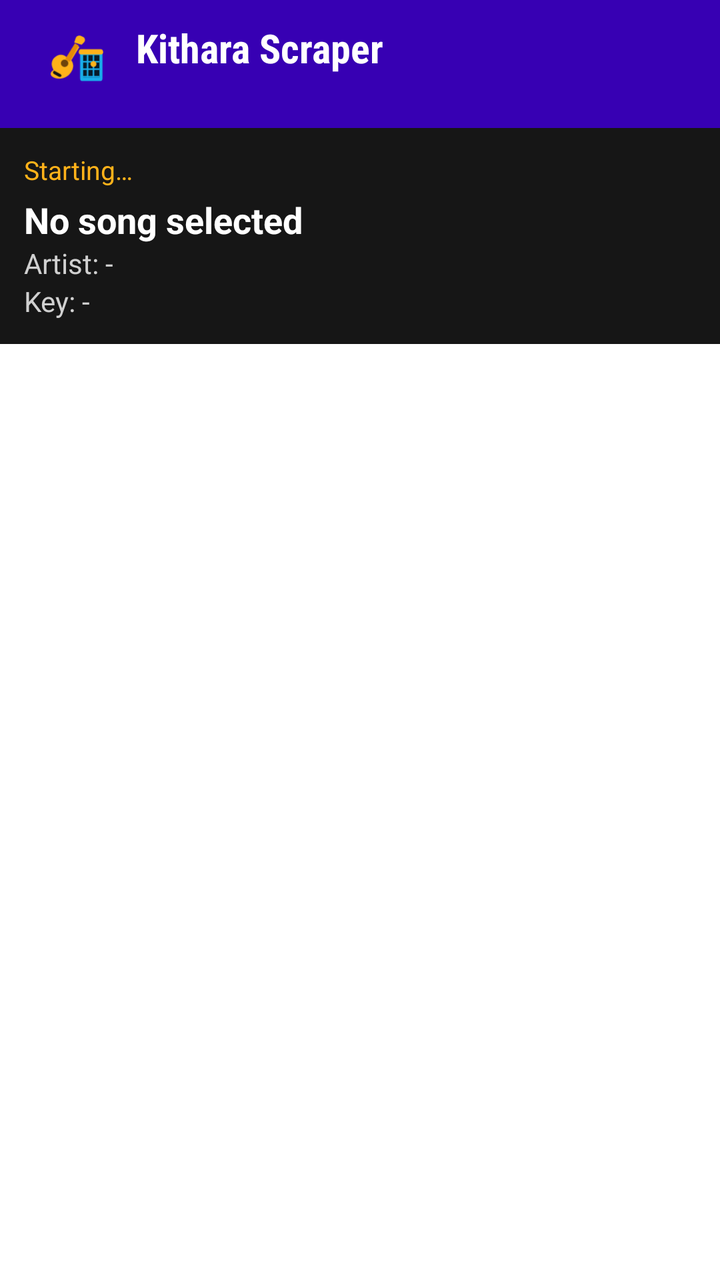
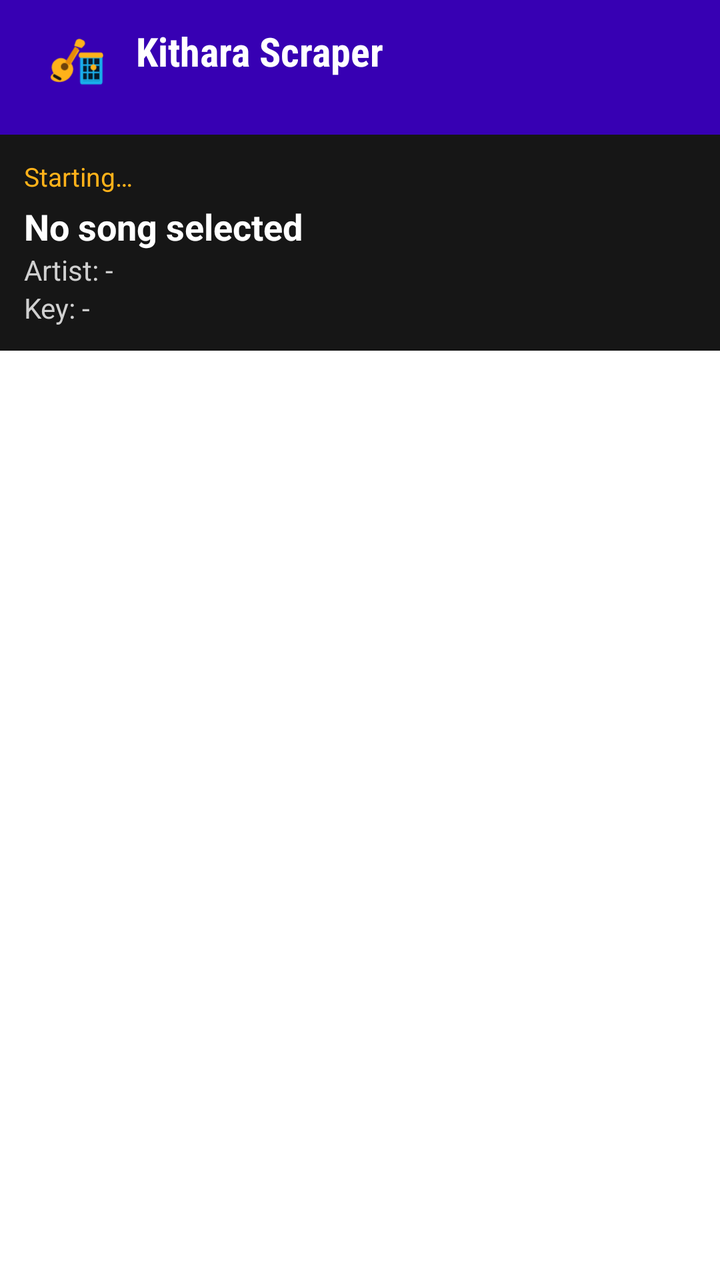

The first picture is an Android layout as it rendered before a commit; the second is the same layout after the commit. The layout source and the unified diff follow.
<!-- AndroidManifest.xml: application theme Theme.KitharaScraper.Splash -->
<!-- res/layout/activity_main.xml -->
<LinearLayout xmlns:android="http://schemas.android.com/apk/res/android"
    xmlns:tools="http://schemas.android.com/tools"
    android:orientation="vertical"
    android:layout_width="match_parent"
    android:layout_height="match_parent">

    <LinearLayout
        android:layout_width="match_parent"
        android:layout_height="64dp"
        android:gravity="center_vertical"
        android:orientation="horizontal"
        android:paddingStart="16dp"
        android:paddingEnd="16dp"
        android:background="@color/purple_700">

        <ImageView
            android:layout_width="40dp"
            android:layout_height="40dp"
            android:contentDescription="@string/app_name"
            android:scaleType="centerInside"
            android:src="@drawable/splash_logo" />

        <LinearLayout
            android:layout_width="wrap_content"
            android:layout_height="wrap_content"
            android:layout_marginStart="12dp"
            android:orientation="vertical">

            <TextView
                android:layout_width="wrap_content"
                android:layout_height="wrap_content"
                android:fontFamily="sans-serif-condensed"
                android:text="@string/header_title"
                android:textColor="@color/white"
                android:textSize="20sp"
                android:textStyle="bold" />

            <TextView
                android:id="@+id/headerVersion"
                android:layout_width="wrap_content"
                android:layout_height="wrap_content"
                android:fontFamily="sans-serif-condensed"
                android:textColor="#D8C7FF"
                android:textSize="12sp" />
        </LinearLayout>
    </LinearLayout>

    <LinearLayout
        android:layout_width="match_parent"
        android:layout_height="wrap_content"
        android:orientation="vertical"
        android:padding="12dp"
        android:background="#161616">

        <TextView
            android:id="@+id/statusState"
            android:layout_width="match_parent"
            android:layout_height="wrap_content"
            android:text="@string/status_starting"
            android:textColor="#FFB21A"
            android:textSize="13sp" />

        <TextView
            android:id="@+id/songTitle"
            android:layout_width="match_parent"
            android:layout_height="wrap_content"
            android:layout_marginTop="4dp"
            android:ellipsize="end"
            android:maxLines="1"
            android:text="@string/status_no_song"
            android:textColor="@color/white"
            android:textSize="18sp"
            android:textStyle="bold" />

        <TextView
            android:id="@+id/songArtist"
            android:layout_width="match_parent"
            android:layout_height="wrap_content"
            android:ellipsize="end"
            android:maxLines="1"
            android:text="@string/status_artist_empty"
            android:textColor="#D0D0D0"
            android:textSize="14sp" />

        <TextView
            android:id="@+id/songKey"
            android:layout_width="match_parent"
            android:layout_height="wrap_content"
            android:text="@string/status_key_empty"
            android:textColor="#D0D0D0"
            android:textSize="14sp" />
    </LinearLayout>

    
    <FrameLayout
        android:layout_width="match_parent"
        android:layout_height="0dp"
        android:layout_weight="1">

        <FrameLayout
            android:id="@+id/webViewContainer"
            android:layout_width="match_parent"
            android:layout_height="match_parent"
            android:background="@android:color/transparent" />

        <ProgressBar
            android:id="@+id/progressBar"
            android:layout_width="wrap_content"
            android:layout_height="wrap_content"
            android:layout_gravity="center"
            android:visibility="gone" />
    </FrameLayout>

    <Button
        android:id="@+id/reloadBtn"
        android:layout_width="wrap_content"
        android:layout_height="wrap_content"
        android:layout_gravity="center"
        android:backgroundTint="@color/purple_500"
        android:textColor="@color/white"
        android:text="@string/reload_button"
        android:visibility="gone" />

    
    <LinearLayout
        tools:ignore="ButtonStyle"
        android:orientation="horizontal"
        android:layout_width="match_parent"
        android:layout_height="wrap_content"
        android:padding="8dp">

        <Button
            android:id="@+id/backBtn"
            android:layout_width="0dp"
            android:layout_weight="0.8"
            android:layout_height="wrap_content"
            android:backgroundTint="@color/purple_500"
            android:textColor="@color/white"
            android:maxLines="1"
            android:autoSizeTextType="uniform"
            android:text="@string/back_button" />

        <Button
            android:id="@+id/scrapeBtn"
            android:layout_width="0dp"
            android:layout_weight="1"
            android:layout_height="wrap_content"
            android:backgroundTint="@color/purple_500"
            android:textColor="@color/white"
            android:maxLines="1"
            android:autoSizeTextType="uniform"
            android:text="@string/scrape_button" />

        <Button
            android:id="@+id/downloadBtn"
            android:layout_width="0dp"
            android:layout_weight="1.4"
            android:layout_height="wrap_content"
            android:backgroundTint="@color/purple_500"
            android:textColor="@color/white"
            android:maxLines="1"
            android:autoSizeTextType="uniform"
            android:text="@string/download_button" />
    </LinearLayout>
</LinearLayout>
<!-- resources referenced by this layout -->
<resources>
  <color name="purple_500">#FF6200EE</color>
  <color name="purple_700">#FF3700B3</color>
  <color name="white">#FFFFFFFF</color>
  <!-- drawable splash_logo (drawable) -->
  <?xml version="1.0" encoding="utf-8"?>
  <vector xmlns:android="http://schemas.android.com/apk/res/android"
      android:width="108dp"
      android:height="108dp"
      android:viewportWidth="108"
      android:viewportHeight="108">
  
      
      <path
          android:fillColor="#FFB21A"
          android:pathData="M29,62 C25,55 26,48 32,44 C37,40 43,41 47,45 L58,28 L64,31 L53,49 C57,54 56,61 52,66 C47,73 37,76 29,72 C25,70 23,66 29,62 Z" />
      <path
          android:fillColor="#E68A08"
          android:pathData="M45,47 L58,26 L63,29 L51,51 Z" />
      <path
          android:fillColor="#FFB21A"
          android:pathData="M57,25 L59,19 C60,16 63,15 66,16 L70,18 C72,20 72,23 70,25 L67,28 Z" />
      <path
          android:fillColor="#6E430B"
          android:pathData="M39,53 A5,5 0,1 0,49 53 A5,5 0,1 0,39 53" />
      <path
          android:fillColor="#161616"
          android:pathData="M30,63 L39,68 C40,69 40,70 39,71 C38,72 37,71 36,71 L29,67 C28,66 28,64 30,63 Z" />
  
      
      <path
          android:fillColor="#19AEEB"
          android:pathData="M68,36 L92,36 C94,36 95,38 95,40 L95,74 C95,76 94,77 92,77 L68,77 C66,77 65,76 65,74 L65,40 C65,38 66,36 68,36 Z" />
      <path
          android:fillColor="#071A2A"
          android:pathData="M69,42 L91,42 L91,72 L69,72 Z" />
      <path
          android:fillColor="#19AEEB"
          android:pathData="M69,50 L91,50 L91,52 L69,52 Z M69,60 L91,60 L91,62 L69,62 Z M69,70 L91,70 L91,72 L69,72 Z" />
      <path
          android:fillColor="#19AEEB"
          android:pathData="M74,42 L76,42 L76,72 L74,72 Z M82,42 L84,42 L84,72 L82,72 Z" />
      <path
          android:fillColor="#FFB21A"
          android:pathData="M66,34 L93,34 C95,34 96,36 96,38 C96,40 95,41 93,41 L66,41 C64,41 63,40 63,38 C63,36 64,34 66,34 Z" />
      <path
          android:fillColor="#FFB21A"
          android:pathData="M79,54 A4,4 0,1 0,87 54 A4,4 0,1 0,79 54" />
  </vector>
  <string name="app_name">Kithara Scraper</string>
  <string name="back_button">Back</string>
  <string name="download_button">Save File</string>
  <string name="header_title">Kithara Scraper</string>
  <string name="reload_button">Reload</string>
  <string name="scrape_button">Scrape</string>
  <string name="status_artist_empty">Artist: -</string>
  <string name="status_key_empty">Key: -</string>
  <string name="status_no_song">No song selected</string>
  <string name="status_starting">Starting…</string>
  <style name="Theme.KitharaScraper.Splash" parent="Theme.SplashScreen">
          <item name="windowSplashScreenBackground">#000000</item>
          <item name="windowSplashScreenAnimatedIcon">@drawable/splash_logo</item>
          <item name="postSplashScreenTheme">@style/Theme.KitharaScraper</item>
      </style>
  <style name="Theme.KitharaScraper" parent="Theme.MaterialComponents.DayNight.NoActionBar">
          
          <item name="colorPrimary">@color/purple_500</item>
          <item name="colorPrimaryVariant">@color/purple_700</item>
          <item name="colorOnPrimary">@color/white</item>
          <item name="android:windowBackground">@color/black</item>
      </style>
  <color name="black">#FF000000</color>
</resources>

<!-- the commit's change to res/layout/activity_main.xml (unified diff, before → after) -->
@@ -5,10 +5,13 @@
     android:layout_height="match_parent">
 
     <LinearLayout
+        android:id="@+id/appHeader"
         android:layout_width="match_parent"
-        android:layout_height="64dp"
+        android:layout_height="wrap_content"
         android:gravity="center_vertical"
         android:orientation="horizontal"
+        android:paddingTop="12dp"
+        android:paddingBottom="12dp"
         android:paddingStart="16dp"
         android:paddingEnd="16dp"
         android:background="@color/purple_700">
